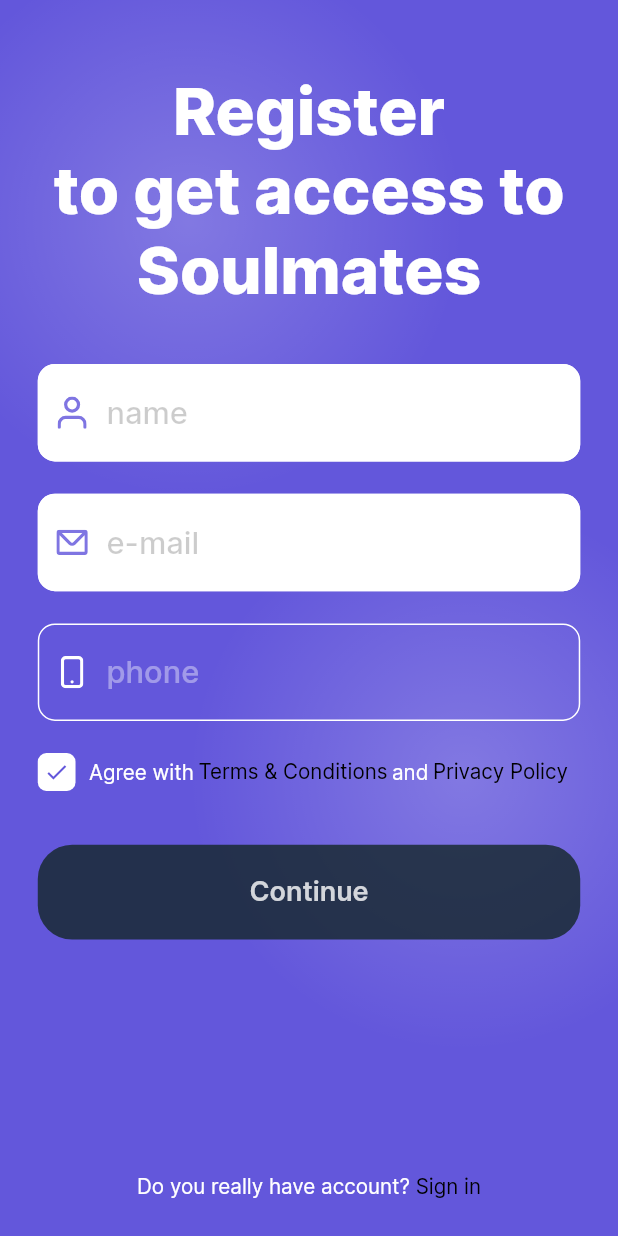
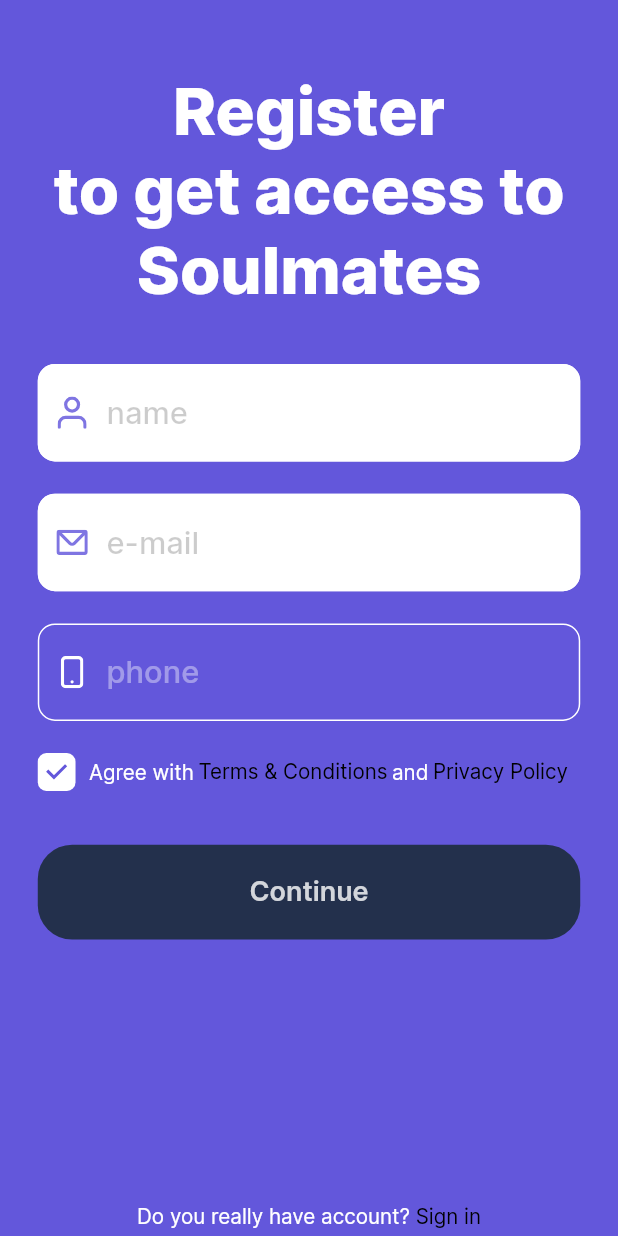
Before and after one commit to GhostuSs/app_meditation, a Flutter app: the AuthScreen screen opened directly, on a phone screen of 412 x 824 dp. Run offline on Flutter 3.47's test engine with Material 2 defaults, Android fonts, the phone set to English and light mode, and no system bars; drawn by our look-alikes of keyboard_actions; our stand-ins replace bloc, flutter_bloc, flutter_screenutil, flutter_svg, geolocator, hive and 5 more; missing offline and left inert: appsflyer_sdk, audio_session, clipboard, device_information, onesignal_flutter, regexed_validator; accounts and stored records are empty; generated files the repository leaves out were written again.

Commit message:
'Features: edits v1.1'

```diff
--- a/lib/ui/ui/auth/auth_screen.dart
+++ b/lib/ui/ui/auth/auth_screen.dart
@@ -7,10 +7,11 @@
 import 'package:app_meditation/ui/uikit/bg_decoration.dart';
 import 'package:app_meditation/ui/uikit/main_button.dart';
 import 'package:flutter/material.dart';
+import 'package:flutter/services.dart';
 import 'package:flutter_bloc/flutter_bloc.dart';
 import 'package:flutter_gen/gen_l10n/app_localizations.dart';
 import 'package:flutter_screenutil/flutter_screenutil.dart';
-import 'package:mask_text_input_formatter/mask_text_input_formatter.dart';
+import 'package:keyboard_actions/keyboard_actions.dart';
 import 'package:url_launcher/url_launcher_string.dart';
 
 class AuthScreen extends StatefulWidget {
@@ -25,19 +26,27 @@
   TextEditingController phoneController = TextEditingController();
   TextEditingController mailController = TextEditingController();
   final AuthCubit cubit = AuthCubit();
+  final FocusNode _focusNode = FocusNode();
 
   @override
   Widget build(BuildContext context) {
     final applocale = AppLocalizations.of(context)!;
     return BlocBuilder<AuthCubit, AuthState>(
       bloc: cubit,
-      builder: (ctx, state) => Scaffold(
+      builder: (ctx, state) =>
+          Scaffold(
         backgroundColor: AppColors.purple,
-        body: SafeArea(
+        resizeToAvoidBottomInset: false,
+        body: KeyboardActions(
+          config: _buildConfig(context),
+          child: SingleChildScrollView(
+            child: Container(
+              height: 844,
+              child: SafeArea(
                 top: false,
-          child: Stack(
+                child:  Stack(
                   children: [
-              const BgDecoration(),
+                    // const BgDecoration(),
                     Padding(
                       padding: EdgeInsets.only(
                           left: 22.w, right: 22.w, top: 40.h, bottom: 20.h),
@@ -72,6 +81,7 @@
                               controller: mailController,
                               filled: true,
                               hint: 'e-mail',
+                              textInputType: TextInputType.emailAddress,
                               icon: Assets.imagesMail,
                               onChanged: (s) => cubit.check(
                                   phone: phoneController.text,
@@ -84,16 +94,15 @@
                             controller: phoneController,
                             hint: 'phone',
                             icon: Assets.imagesPhone,
+                            focusNode: _focusNode,
+                            action: TextInputAction.next,
+                            textInputType: TextInputType.phone,
                             onChanged: (s) {
-                        if (phoneController.text.length < 16) {
                               cubit.check(
                                   phone: phoneController.text,
                                   mail: mailController.text,
                                   name: nameController.text);
-                        }
-                      },
-                      mask: MaskTextInputFormatter(mask: '+#(###)### ####'),
-                    ),
+                            },),
                           Padding(
                             padding: EdgeInsets.only(top: 18.h, bottom: 30.h),
                             child: Row(
@@ -104,15 +113,16 @@
                                     height: 22.w,
                                   ),
                                   decoration: BoxDecoration(
+                                    color: AppColors.white,
                                     borderRadius: BorderRadius.circular(5.r),
-                              color: AppColors.white,
                                   ),
-                            child: Center(
-                              child: Icon(
-                                Icons.check,
-                                color: AppColors.purple,
-                                size: 15.w,
+                                  child: Checkbox(
+                                    value: state.checkPressed ?? true,
+                                    onChanged: (val) => cubit.switcher(),
+                                    fillColor: MaterialStateProperty.all<Color>(
+                                      AppColors.white,
                                     ),
+                                    checkColor: AppColors.purple,
                                   ),
                                 ),
                                 const SizedBox(
@@ -181,7 +191,7 @@
                           ),
                           MainButton(
                             label: applocale.continu,
-                        isActive: state.correct==true,
+                            isActive: state.correct == true,
                             onTap: () => cubit.navigateToReason(
                                 context: context,
                                 name: nameController.text,
@@ -213,8 +223,25 @@
                     )
                   ],
                 ),
+
+              ),
+            ),
+          ),
         ),
       ),
     );
   }
+  KeyboardActionsConfig _buildConfig(BuildContext context) {
+    return KeyboardActionsConfig(
+        nextFocus: true,
+        actions:[
+        KeyboardActionsItem(
+        focusNode: _focusNode,
+        footerBuilder: (_) => const PreferredSize(
+        preferredSize: Size.zero,
+        child: SizedBox.shrink()),
+    )
+        ]
+    );
   }
+}
--- a/lib/ui/ui/auth/bloc/auth_cubit.dart
+++ b/lib/ui/ui/auth/bloc/auth_cubit.dart
@@ -37,12 +37,16 @@
     );
   }
 
+  void switcher() {
+    emit(state.copyWith(checkPressed: !(state.checkPressed ?? false)));
+  }
+
   void check(
       {required String phone, required String mail, required String name}) {
     if (name.isNotEmpty &&
         mail.isNotEmpty &&
+        state.checkPressed == true &&
         phone.isNotEmpty &&
-        phone.length == 15 &&
         validator.validator.email(mail)) {
       emit(state.copyWith(correct: true));
     } else {
--- a/lib/ui/ui/auth/bloc/auth_state.dart
+++ b/lib/ui/ui/auth/bloc/auth_state.dart
@@ -1,13 +1,17 @@
 part of 'auth_cubit.dart';
 
 class AuthState {
-  AuthState({this.correct});
+  AuthState({this.correct, this.checkPressed = true});
 
   final bool? correct;
+  bool? checkPressed = true;
 
   AuthState copyWith({
     bool? correct,
+    bool? checkPressed,
   }) {
-    return AuthState(correct: correct ?? this.correct);
+    return AuthState(
+        correct: correct ?? this.correct,
+        checkPressed: checkPressed ?? this.checkPressed);
   }
 }
--- a/lib/ui/ui/auth/uikit/textfield.dart
+++ b/lib/ui/ui/auth/uikit/textfield.dart
@@ -3,6 +3,7 @@
 import 'package:flutter/material.dart';
 import 'package:flutter_screenutil/flutter_screenutil.dart';
 import 'package:flutter_svg/svg.dart';
+import 'package:keyboard_actions/keyboard_actions.dart';
 import 'package:mask_text_input_formatter/mask_text_input_formatter.dart';
 
 class RawTextField extends StatelessWidget {
@@ -10,26 +11,34 @@
       {Key? key,
       this.filled,
       this.onChanged,
+      this.textInputType,
       required this.controller,
       required this.hint,
       required this.icon,
       this.iconHeight,
       this.mask,
-      this.maxLength})
+      this.maxLength, this.action, this.focusNode,
+      })
       : super(key: key);
   final bool? filled;
   final String icon;
   final MaskTextInputFormatter? mask;
+  final TextInputAction? action;
   final String hint;
+  final FocusNode? focusNode;
   final double? iconHeight;
   final int? maxLength;
+  final TextInputType? textInputType;
   final Function(String)? onChanged;
   final TextEditingController controller;
 
   @override
-  Widget build(BuildContext context) => TextField(
+  Widget build(BuildContext context) => TextFormField(
     controller: controller,
     onChanged: onChanged,
+    focusNode: focusNode,
+    keyboardType: textInputType,
+    textInputAction: action,
     inputFormatters: [if (mask != null) mask!],
     style: AppTypography.mainStyle.copyWith(
         fontWeight: FontWeight.w500,
--- a/lib/ui/ui/home/home_screen.dart
+++ b/lib/ui/ui/home/home_screen.dart
@@ -30,7 +30,7 @@
               child: Column(
                 children: [
                   Text(
-                    'Hi, ${Hive.box<UserData>('user').isNotEmpty==true ? Hive.box<UserData>('user').values.first.name : ''}',
+                    'Hi, ${Hive.box<UserData>('user').isNotEmpty == true ? Hive.box<UserData>('user').values.first.name : ''}',
                     overflow: TextOverflow.clip,
                     style: AppTypography.mainStyle.copyWith(
                       fontSize: 33.w,
--- a/lib/ui/ui/paywall/paywall_screen.dart
+++ b/lib/ui/ui/paywall/paywall_screen.dart
@@ -147,8 +147,8 @@
     );
   }
 
-  Future<void> navigateToMain() async {
-    final geo = await GeoService.determinePosition();
+  void navigateToMain(){
+    // final geo = await GeoService.determinePosition();
     // unawaited(AppMetrica.reportEventWithMap('paywall passed', {
     //   'subscrition': true,
     //   'chosen': selected == 0 ? 'year subscritption' : 'month subscription',
--- a/pubspec.yaml
+++ b/pubspec.yaml
@@ -15,9 +15,9 @@
   flutter_localizations:
     sdk: flutter
   flutter_screenutil: ^5.6.1
+  intl: ^0.17.0
   json_serializable: ^6.6.1
   just_audio: ^0.9.31
-  intl: ^0.17.0
   flutter_bloc: ^8.1.1
   hive: ^2.2.3
   bloc: ^8.1.0
@@ -34,10 +34,11 @@
   flutter_svg: ^1.1.6
   regexed_validator: ^2.0.0+1
   clipboard: ^0.1.3
-#  flutter_facebook_sdk: ^1.0.0
+  #  flutter_facebook_sdk: ^1.0.0
   geolocator: ^9.0.2
   device_information: ^0.0.4
   firebase_analytics: ^10.1.4
+  keyboard_actions: ^4.2.0
 
 dev_dependencies:
   dart_code_metrics: ^5.4.0
@@ -50,6 +51,7 @@
   flutter_launcher_icons: ^0.11.0
 flutter_icons:
   ios: true
+  android: true
   remove_alpha_ios: true
   image_path: "assets/images/app_icon.png"
 
```
Also changed, not shown: lib/main.dart (+11 -6 lines), lib/ui/uikit/main_button.dart (+14 -4 lines), assets/images/onb3img.png, pubspec.lock, 22 other files. Lines whose indentation alone changed are shown as unchanged.
